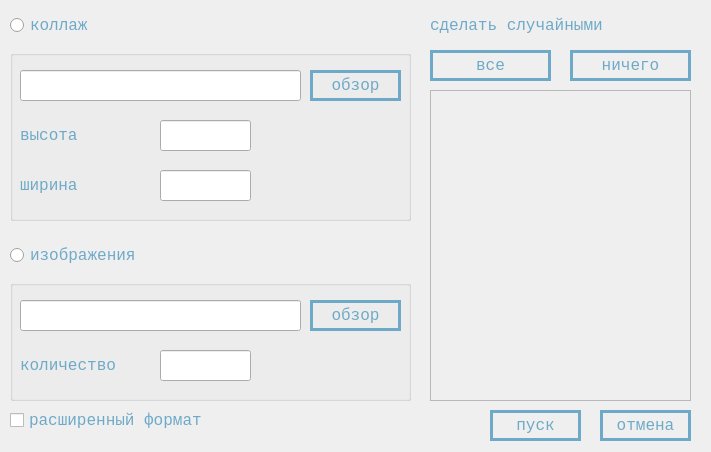
Old version of the form windowsettings.ui in the repository Nikita-080/God-of-pixels-3.
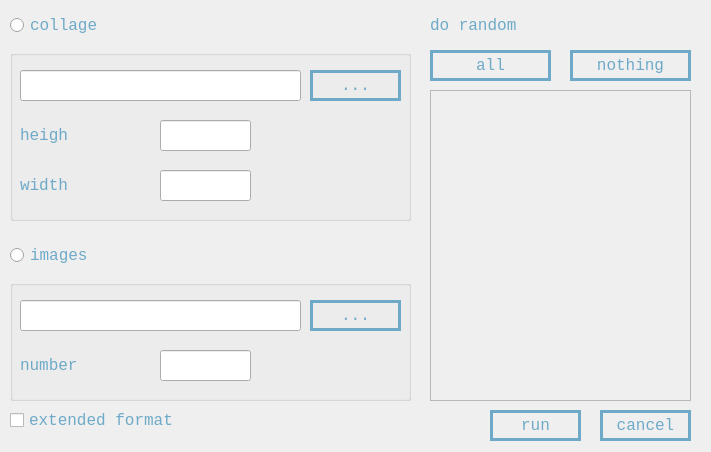
New version of the form.

```diff
--- a/windowsettings.ui
+++ b/windowsettings.ui
@@ -66,7 +66,7 @@
     </font>
    </property>
    <property name="text">
-    <string>коллаж</string>
+    <string>collage</string>
    </property>
   </widget>
   <widget class="QGroupBox" name="groupBox">
@@ -297,7 +297,7 @@
 border-color: rgb(110, 170, 200);</string>
     </property>
     <property name="text">
-     <string>обзор</string>
+     <string>...</string>
     </property>
    </widget>
    <widget class="QLineEdit" name="lineEdit_2">
@@ -427,7 +427,7 @@
      </font>
     </property>
     <property name="text">
-     <string>высота</string>
+     <string>heigh</string>
     </property>
    </widget>
    <widget class="QLabel" name="label_2">
@@ -483,7 +483,7 @@
      </font>
     </property>
     <property name="text">
-     <string>ширина</string>
+     <string>width</string>
     </property>
    </widget>
    <widget class="QLineEdit" name="lineEdit_3">
@@ -732,7 +732,7 @@
 border-color: rgb(110, 170, 200);</string>
     </property>
     <property name="text">
-     <string>обзор</string>
+     <string>...</string>
     </property>
    </widget>
    <widget class="QLineEdit" name="lineEdit_5">
@@ -862,7 +862,7 @@
      </font>
     </property>
     <property name="text">
-     <string>количество</string>
+     <string>number</string>
     </property>
    </widget>
   </widget>
@@ -919,7 +919,7 @@
     </font>
    </property>
    <property name="text">
-    <string>изображения</string>
+    <string>images</string>
    </property>
   </widget>
   <widget class="QLabel" name="label_4">
@@ -975,7 +975,7 @@
     </font>
    </property>
    <property name="text">
-    <string>сделать случайными</string>
+    <string>do random</string>
    </property>
   </widget>
   <widget class="QScrollArea" name="scrollArea">
@@ -1059,7 +1059,7 @@
 border-color: rgb(110, 170, 200);</string>
    </property>
    <property name="text">
-    <string>все</string>
+    <string>all</string>
    </property>
   </widget>
   <widget class="QPushButton" name="pushButton_4">
@@ -1147,7 +1147,7 @@
 border-color: rgb(110, 170, 200);</string>
    </property>
    <property name="text">
-    <string>ничего</string>
+    <string>nothing</string>
    </property>
   </widget>
   <widget class="QPushButton" name="pushButton_5">
@@ -1235,7 +1235,7 @@
 border-color: rgb(110, 170, 200);</string>
    </property>
    <property name="text">
-    <string>отмена</string>
+    <string>cancel</string>
    </property>
   </widget>
   <widget class="QPushButton" name="pushButton_6">
@@ -1323,7 +1323,7 @@
 border-color: rgb(110, 170, 200);</string>
    </property>
    <property name="text">
-    <string>пуск</string>
+    <string>run</string>
    </property>
   </widget>
   <widget class="QCheckBox" name="checkBox">
@@ -1379,7 +1379,7 @@
     </font>
    </property>
    <property name="text">
-    <string>расширенный формат</string>
+    <string>extended format</string>
    </property>
    <property name="tristate">
     <bool>false</bool>
```
